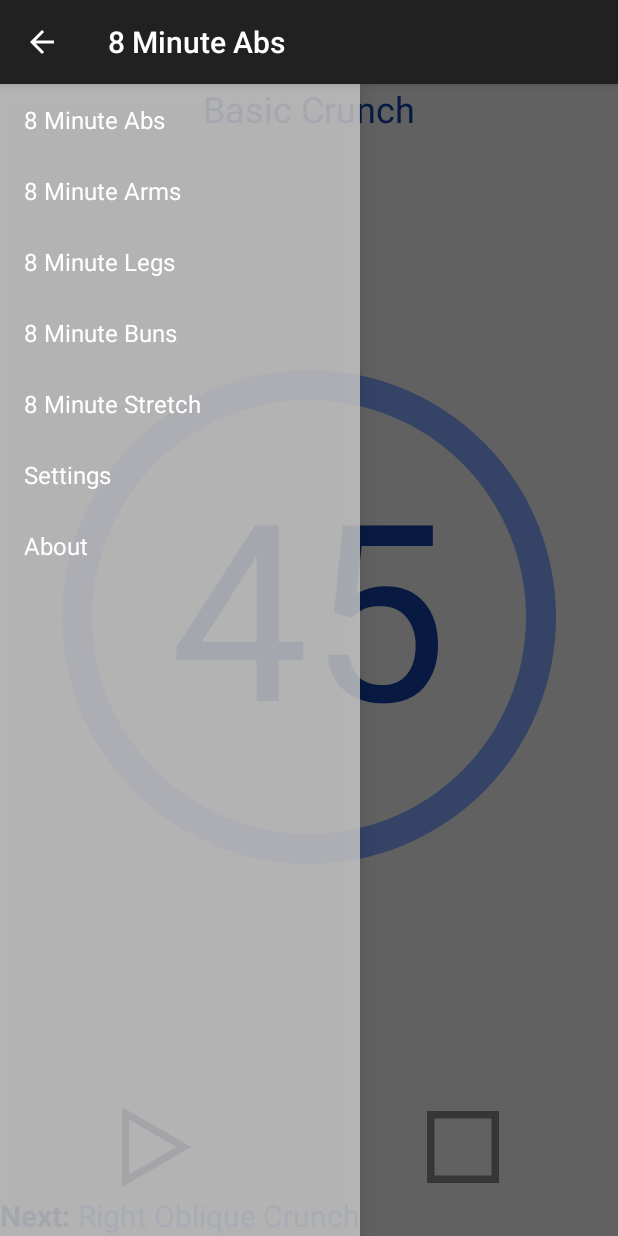
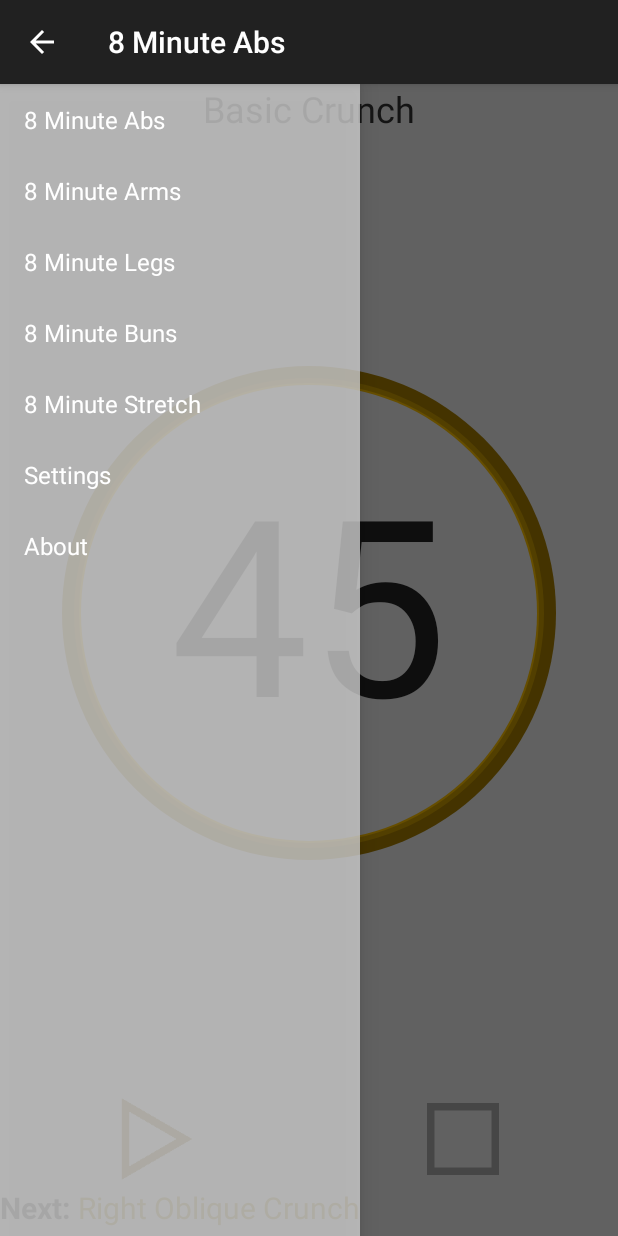
Before and after one commit to andyridge289/8MinuteTimer, an Android app: the screen it shows after launch (HomeActivity), on a phone screen of 412 x 824 dp. Run offline under Robolectric (Android 15) with nearby library versions, the phone set to English and light mode, and no system bars; 2 statements that could not run were skipped.

Commit message:
Changed the colour scheme, fixed back behaviour when the navigation drawer is open

```diff
--- a/app/src/main/java/com/andyridge/minutetimerlite/HomeActivity.java
+++ b/app/src/main/java/com/andyridge/minutetimerlite/HomeActivity.java
@@ -181,7 +181,9 @@ public class HomeActivity extends ActionBarActivity
     }
 
     public void onBackPressed() {
-        if (page.index > NavigationDrawerFragment.Page.ABS.index) {
+        if (mNavigationDrawerFragment.isDrawerOpen()) {
+            mNavigationDrawerFragment.close();
+        } else if (page.index > NavigationDrawerFragment.Page.ABS.index) {
             if(page.index < NavigationDrawerFragment.Page.SETTINGS.index) {
                 // If we are looking at a timer, we need to make it stop the running timer
                 ((TimerFragment) fragments[page.index]).backPressed();
--- a/app/src/main/java/com/andyridge/minutetimerlite/NavigationDrawerFragment.java
+++ b/app/src/main/java/com/andyridge/minutetimerlite/NavigationDrawerFragment.java
@@ -219,6 +219,12 @@ public class NavigationDrawerFragment extends Fragment {
         }
     }
 
+    public void close() {
+        if (mDrawerLayout != null) {
+            mDrawerLayout.closeDrawer(mFragmentContainerView);
+        }
+    }
+
     @Override
     public void onAttach(Activity activity) {
         super.onAttach(activity);
--- a/app/src/main/java/com/andyridge/minutetimerlite/PieView.java
+++ b/app/src/main/java/com/andyridge/minutetimerlite/PieView.java
@@ -29,9 +29,15 @@ public class PieView extends View
     private int textSize;
 
 	private ShapeDrawable pie;
+    private ShapeDrawable midPie;
+    private ShapeDrawable midPie2;
     private ShapeDrawable innerPie;
+
     private ArcShape arc;
+    private ArcShape midArc;
+    private ArcShape midArc2;
     private ArcShape innerArc;
+
     private Paint textPaint;
 
 	public PieView(Context context)
@@ -52,15 +58,23 @@ public class PieView extends View
         this.state = STATE_STOPPED;
 
         arc = new ArcShape(START, this.currentAngle);
+        midArc = new ArcShape(START, this.currentAngle);
+        midArc2 = new ArcShape(START, this.currentAngle);
         innerArc = new ArcShape(START, this.currentAngle);
 
         textPaint = new Paint();
 
 		pie = new ShapeDrawable(arc);
-		pie.getPaint().setColor(Color.rgb(131, 168, 255));
+		pie.getPaint().setColor(getResources().getColor(R.color.gold_light));
+
+        midPie = new ShapeDrawable(midArc);
+        midPie.getPaint().setColor(getResources().getColor(R.color.gold_xlight));
+
+        midPie2 = new ShapeDrawable(midArc2);
+        midPie2.getPaint().setColor(getResources().getColor(R.color.gold_xxlight));
 
         innerPie = new ShapeDrawable(innerArc);
-        innerPie.getPaint().setColor(Color.rgb(243, 243, 243));
+        innerPie.getPaint().setColor(getResources().getColor(R.color.holo_light_bg));
 
         invalidate();
         requestLayout();
@@ -108,9 +122,11 @@ public class PieView extends View
     {
         super.onDraw(canvas);
 
-        arc = new ArcShape(currentAngle + START, END - currentAngle);
-
-    	pie.setShape(arc);
+        textPaint.setStyle(Paint.Style.FILL);
+        textPaint.setAntiAlias(true);
+        textPaint.setTextSize(textSize);
+        textPaint.setTextAlign(Paint.Align.CENTER);
+        textPaint.setColor(getResources().getColor(R.color.grey_mid));
 
         int xCentre = viewWidth / 2;
         int yCentre = viewHeight / 2;
@@ -120,17 +136,27 @@ public class PieView extends View
         int left = xCentre - size / 2;
         int right = xCentre + size / 2;
 
+        arc = new ArcShape(currentAngle + START, END - currentAngle);
+        pie.setShape(arc);
     	pie.setBounds(left, top, right, bottom);
     	pie.draw(canvas);
 
-        innerPie.setBounds(left + size / 16, top + size / 16, right - size / 16, bottom - size / 16);
+        final int W = 25;
+        final int W2 = 40;
+        final int W3 = 28;
+
+        midArc = new ArcShape(currentAngle + START, END - currentAngle);
+        midPie.setShape(midArc);
+        midPie.setBounds(left + size / W2, top + size / W2, right - size / W2, bottom - size / W2);
+        midPie.draw(canvas);
+
+        midArc2 = new ArcShape(currentAngle + START, END - currentAngle);
+        midPie2.setShape(midArc2);
+        midPie2.setBounds(left + size / W3, top + size / W3, right - size / W3, bottom - size / W3);
+        midPie2.draw(canvas);
+
+        innerPie.setBounds(left + size / W, top + size / W, right - size / W, bottom - size / W);
         innerPie.draw(canvas);
-
-    	textPaint.setStyle(Paint.Style.FILL);
-    	textPaint.setAntiAlias(true);
-    	textPaint.setTextSize(textSize);
-        textPaint.setTextAlign(Paint.Align.CENTER);
-        textPaint.setColor(Color.rgb(21, 65, 166));
 
         float textHeight = textPaint.descent() - textPaint.ascent();
         float textOffset = (textHeight / 2) - textPaint.descent();
--- a/app/src/main/res/layout-land/fragment_timer.xml
+++ b/app/src/main/res/layout-land/fragment_timer.xml
@@ -6,46 +6,17 @@
     android:layout_width="fill_parent"
     android:background="@color/actual_background"
     android:layout_height="fill_parent">
-    <TextView
-        android:id="@+id/exercise_name"
-        android:layout_width="fill_parent"
-        android:layout_height="wrap_content"
-        android:textSize="24sp"
-        android:gravity="center_horizontal"
-        android:textColor="@color/text"
-        android:layout_alignParentTop="true"
-        android:layout_marginBottom="1dip"
-        />
-    <TextView
-        android:layout_width="wrap_content"
-        android:layout_height="wrap_content"
-        android:text="@string/next"
-        android:textSize="20sp"
-        android:textStyle="bold"
-        android:paddingRight="5dip"
-        android:paddingEnd="5dip"
-        android:textColor="@color/text"
-        android:layout_alignParentBottom="true"
-        android:id="@+id/next_text"
-        tools:ignore="RtlSymmetry" />
-    <TextView
-        android:layout_width="wrap_content"
-        android:layout_height="wrap_content"
-        android:id="@+id/nextText"
-        android:textSize="20sp"
-        android:textColor="@color/lighter_text"
-        android:layout_alignParentBottom="true"
-        android:layout_toRightOf="@id/next_text"
-        android:layout_toEndOf="@id/next_text"
-        />
     <LinearLayout
         android:id="@+id/button_container"
         android:layout_width="wrap_content"
         android:layout_height="fill_parent"
         android:orientation="vertical"
-        android:layout_above="@id/next_text"
+        android:layout_alignParentBottom="true"
         android:layout_alignParentRight="true"
         android:layout_alignParentEnd="true"
+        android:layout_alignParentTop="true"
+        android:layout_marginRight="5dip"
+        android:layout_marginEnd="5dip"
         >
         <LinearLayout
             android:layout_width="wrap_content"
@@ -84,11 +55,52 @@
                 android:contentDescription="@string/stop_exercise" />
         </LinearLayout>
     </LinearLayout>
+    <TextView
+        android:id="@+id/exercise_name"
+        android:layout_width="fill_parent"
+        android:layout_height="wrap_content"
+        android:textSize="24sp"
+        android:gravity="center_horizontal"
+        android:textColor="@color/text"
+        android:layout_alignParentTop="true"
+        android:layout_marginBottom="1dip"
+        android:layout_toStartOf="@id/button_container"
+        android:layout_toLeftOf="@id/button_container"
+        />
+    <LinearLayout
+        android:id="@+id/next_container"
+        android:layout_width="fill_parent"
+        android:layout_height="wrap_content"
+        android:layout_alignParentBottom="true"
+        android:layout_toLeftOf="@id/button_container"
+        android:layout_toStartOf="@id/button_container"
+        >
+        <TextView
+            android:layout_width="wrap_content"
+            android:layout_height="wrap_content"
+            android:layout_marginBottom="5dip"
+            android:text="@string/next"
+            android:textSize="20sp"
+            android:textStyle="bold"
+            android:paddingRight="5dip"
+            android:paddingEnd="5dip"
+            android:textColor="@color/text"
+            android:id="@+id/next_text"
+            tools:ignore="RtlSymmetry" />
+        <TextView
+            android:layout_width="wrap_content"
+            android:layout_height="wrap_content"
+            android:layout_marginBottom="5dip"
+            android:id="@+id/nextText"
+            android:textSize="20sp"
+            android:textColor="@color/lighter_text"
+            />
+    </LinearLayout>
     <com.andyridge.minutetimerlite.PieView
         android:id="@+id/pieview"
         android:layout_width="fill_parent"
         android:layout_height="fill_parent"
-        android:layout_above="@id/next_text"
+        android:layout_above="@id/next_container"
         android:layout_toLeftOf="@id/button_container"
         android:layout_toStartOf="@id/button_container"
         android:layout_below="@id/exercise_name"
--- a/app/src/main/res/layout/fragment_timer.xml
+++ b/app/src/main/res/layout/fragment_timer.xml
@@ -25,6 +25,7 @@
         android:textStyle="bold"
         android:paddingRight="5dip"
         android:paddingEnd="5dip"
+        android:layout_marginBottom="5dip"
         android:textColor="@color/text"
         android:layout_alignParentBottom="true"
         android:id="@+id/next_text"
@@ -32,6 +33,7 @@
     <TextView
         android:layout_width="wrap_content"
         android:layout_height="wrap_content"
+        android:layout_marginBottom="5dip"
         android:id="@+id/nextText"
         android:textSize="20sp"
         android:textColor="@color/lighter_text"
--- a/app/src/main/res/values/color.xml
+++ b/app/src/main/res/values/color.xml
@@ -4,9 +4,21 @@
 	<color name="background">#FFFFFF</color>
     <color name="actual_background">#F3F3F3</color>
 
-	<color name="text">#1541A6</color>
-	<color name="lighter_text">#427BFF</color>
+	<color name="text">#333333</color>
+	<color name="lighter_text">#aa8000</color>
 
+    <color name="grey_dark">#000000</color>
+    <color name="grey_mid">#232323</color>
+    <color name="grey_light">#333333</color>
 
+    <color name="gold_dark">#826200</color>
+    <color name="gold_light">#aa8000</color>
+    <color name="gold_xlight">#cf9e00</color>
+    <color name="gold_xxlight">#ffc300</color>
+
+    <color name="yellow_dark">#ffd966</color>
+    <color name="yellow_light">#ffe79d</color>
+
+    <color name="holo_light_bg">#f3f3f3</color>
 
 </resources>
```
Also changed, not shown: app/src/main/res/drawable-xhdpi/pause_down.png, app/src/main/res/drawable-xhdpi/pause_normal.png, app/src/main/res/drawable-xhdpi/play_down.png, app/src/main/res/drawable-xhdpi/play_normal.png, app/src/main/res/drawable-xhdpi/stop_down.png, app/src/main/res/drawable-xhdpi/stop_normal.png, app/src/main/res/drawable-xhdpi/stop_off.png.
